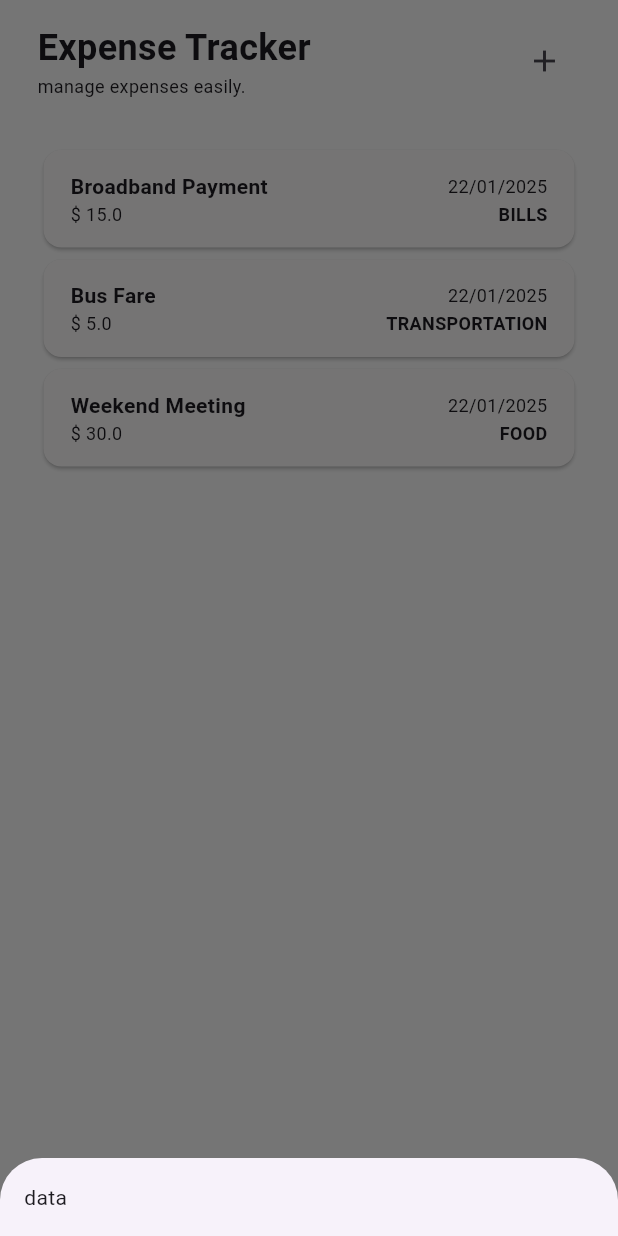
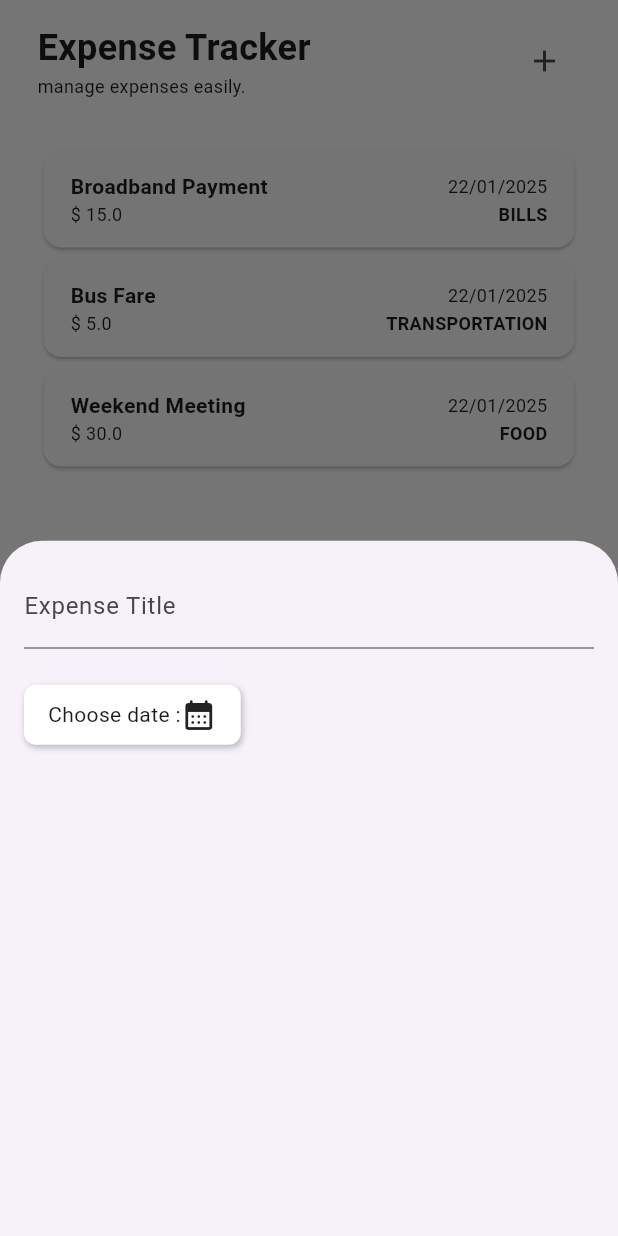
Before and after one commit to JUDEJEEVAN/expense_tracker, a Flutter app: the screen it shows after launch, after a tap on the "add" icon, on a phone screen of 412 x 824 dp. Run offline on Flutter 3.47's test engine with Material 3 defaults, Android fonts, the phone set to English and light mode, and no system bars; our stand-ins replace gap.

Commit message:
Session 16 (#1)
* added a new expense form to record the user inputs.

* minor changes

```diff
--- /dev/null
+++ b/lib/components/expense_form.dart
@@ -0,0 +1,80 @@
+import 'package:flutter/material.dart';
+import 'package:gap/gap.dart';
+import 'package:intl/intl.dart';
+
+class ExpenseForm extends StatefulWidget {
+  const ExpenseForm({super.key});
+
+  @override
+  State<ExpenseForm> createState() => _ExpenseFormState();
+}
+
+class _ExpenseFormState extends State<ExpenseForm> {
+  DateTime? chosenDate;
+
+  @override
+  Widget build(BuildContext context) {
+    final _expenseTitleController = TextEditingController();
+    return Column(
+      children: [
+        // title input
+        TextField(
+          controller: _expenseTitleController,
+          decoration: const InputDecoration(
+            label: Text('Expense Title'),
+            // hintText: 'Expense Title',
+          ),
+        ),
+
+        const Gap(24),
+
+        Row(
+          children: [
+            Container(
+              padding: const EdgeInsets.symmetric(horizontal: 16, vertical: 8),
+              decoration: BoxDecoration(
+                  color: Colors.white,
+                  borderRadius: BorderRadius.circular(8),
+                  boxShadow: [
+                    BoxShadow(
+                        color: Colors.grey.shade400,
+                        offset: const Offset(1, 2),
+                        blurRadius: 3)
+                  ]),
+              child: GestureDetector(
+                onTap: () async {
+                  DateTime? pickedDate = await _showDatePicker(context);
+                  setState(() {
+                    chosenDate = pickedDate;
+                  });
+                },
+                child: const Row(
+                  mainAxisSize: MainAxisSize.min,
+                  children: [
+                    Text('Choose date :'),
+                    Icon(Icons.calendar_month_rounded),
+                  ],
+                ),
+              ),
+            ),
+            const Spacer(),
+            if (chosenDate != null)
+              Text(
+                  'Selected date : ${DateFormat('dd/MM/yyyy').format(chosenDate!)}'),
+          ],
+        )
+      ],
+    );
+  }
+
+  Future<DateTime?> _showDatePicker(BuildContext context) async {
+    final currentDate = DateTime.now();
+    final maxAllowedDate =
+        DateTime(currentDate.year - 1, currentDate.month, currentDate.day);
+
+    DateTime? pickedDate = await showDatePicker(
+        context: context, firstDate: maxAllowedDate, lastDate: currentDate);
+
+    return pickedDate;
+  }
+}
--- a/lib/screens/expenses.dart
+++ b/lib/screens/expenses.dart
@@ -1,4 +1,5 @@
 import 'package:expense_tracker/components/expense_card.dart';
+import 'package:expense_tracker/components/expense_form.dart';
 import 'package:flutter/material.dart';
 import 'package:gap/gap.dart';
 import 'package:expense_tracker/models/expense_model.dart';
@@ -8,7 +9,7 @@ class ExpensesScreen extends StatelessWidget {
 
   @override
   Widget build(BuildContext context) {
-    List<Expense> sampleExpenses = [
+    List<Expense> expenses = [
       Expense(
         title: 'Broadband Payment',
         amount: 15.00,
@@ -70,7 +71,7 @@ class ExpensesScreen extends StatelessWidget {
                 const Gap(30),
 
                 // expense cards
-                ...sampleExpenses.map((expense) => ExpenseCard(expense)),
+                ...expenses.map((expense) => ExpenseCard(expense)),
               ],
             ),
           ),
@@ -86,7 +87,7 @@ class ExpensesScreen extends StatelessWidget {
         return Container(
           padding: EdgeInsets.all(16),
           width: double.infinity,
-          child: Text('data'),
+          child: const ExpenseForm(),
         );
       },
     );
```
